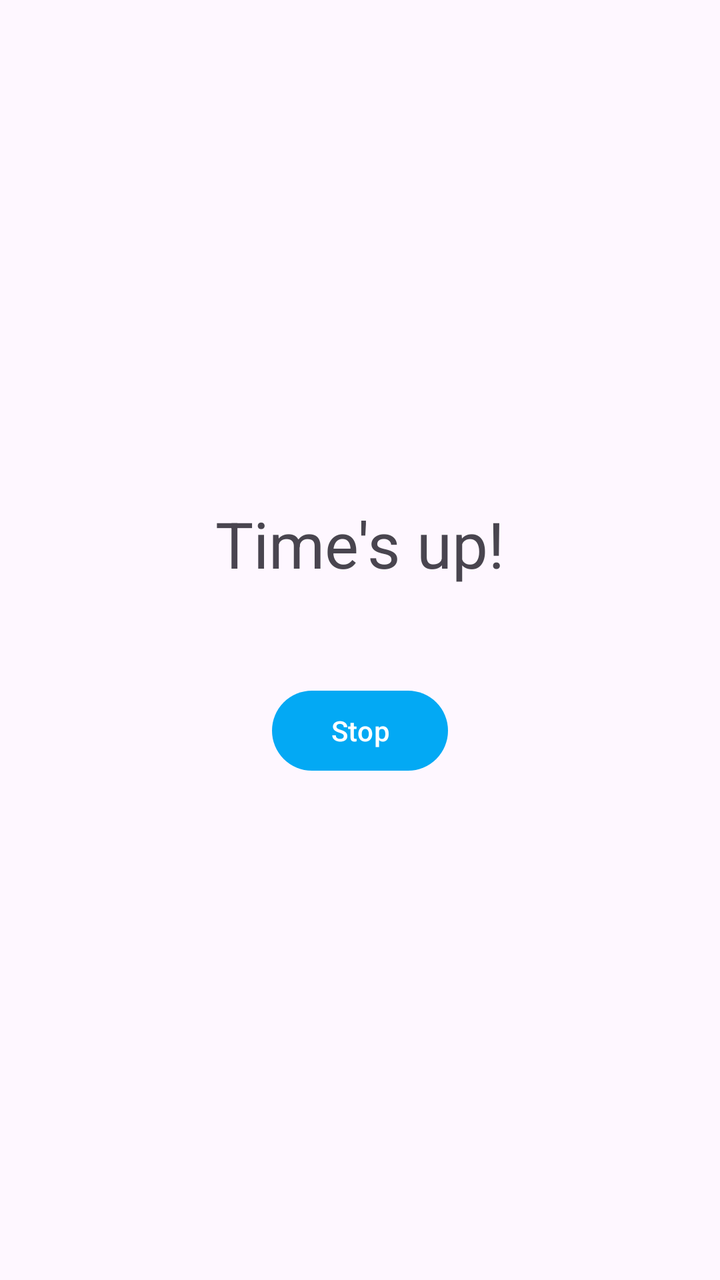
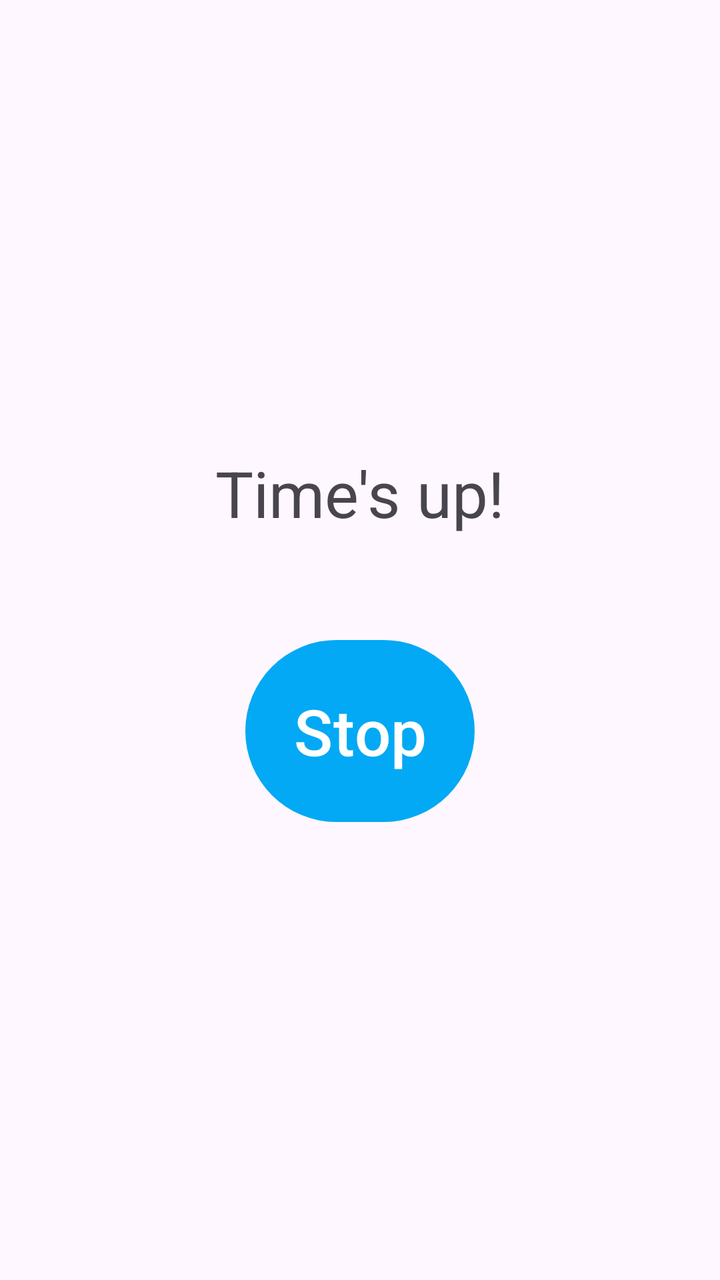

The first picture is an Android layout as it rendered before a commit; the second is the same layout after the commit. The layout source and the unified diff follow.
<!-- AndroidManifest.xml: application theme Theme.Timer -->
<!-- res/layout/activity_ring.xml -->
<?xml version="1.0" encoding="utf-8"?>
<LinearLayout xmlns:android="http://schemas.android.com/apk/res/android"
    android:layout_width="match_parent"
    android:layout_height="match_parent"
    android:orientation="vertical"
    android:gravity="center"
    android:padding="24dp">

    <TextView
        android:layout_width="wrap_content"
        android:layout_height="wrap_content"
        android:text="@string/timer_finished"
        android:textAppearance="?attr/textAppearanceHeadlineLarge" />

    <com.google.android.material.button.MaterialButton
        android:id="@+id/dismissButton"
        android:layout_width="wrap_content"
        android:layout_height="wrap_content"
        android:layout_marginTop="48dp"
        android:paddingStart="48dp"
        android:paddingEnd="48dp"
        android:text="@string/stop" />

</LinearLayout>
<!-- resources referenced by this layout -->
<resources>
  <string name="stop">Stop</string>
  <string name="timer_finished">Time\'s up!</string>
  <style name="Theme.Timer" parent="Theme.Material3.DayNight.NoActionBar">
          <item name="colorPrimary">@color/light_blue_500</item>
          <item name="colorPrimaryDark">@color/light_blue_700</item>
      </style>
  <color name="light_blue_500">#FF03A9F4</color>
  <color name="light_blue_700">#FF0288D1</color>
</resources>

<!-- the commit's change to res/layout/activity_ring.xml (unified diff, before → after) -->
@@ -19,6 +19,9 @@
         android:layout_marginTop="48dp"
         android:paddingStart="48dp"
         android:paddingEnd="48dp"
+        android:paddingTop="24dp"
+        android:paddingBottom="24dp"
+        android:textSize="32sp"
         android:text="@string/stop" />
 
 </LinearLayout>
